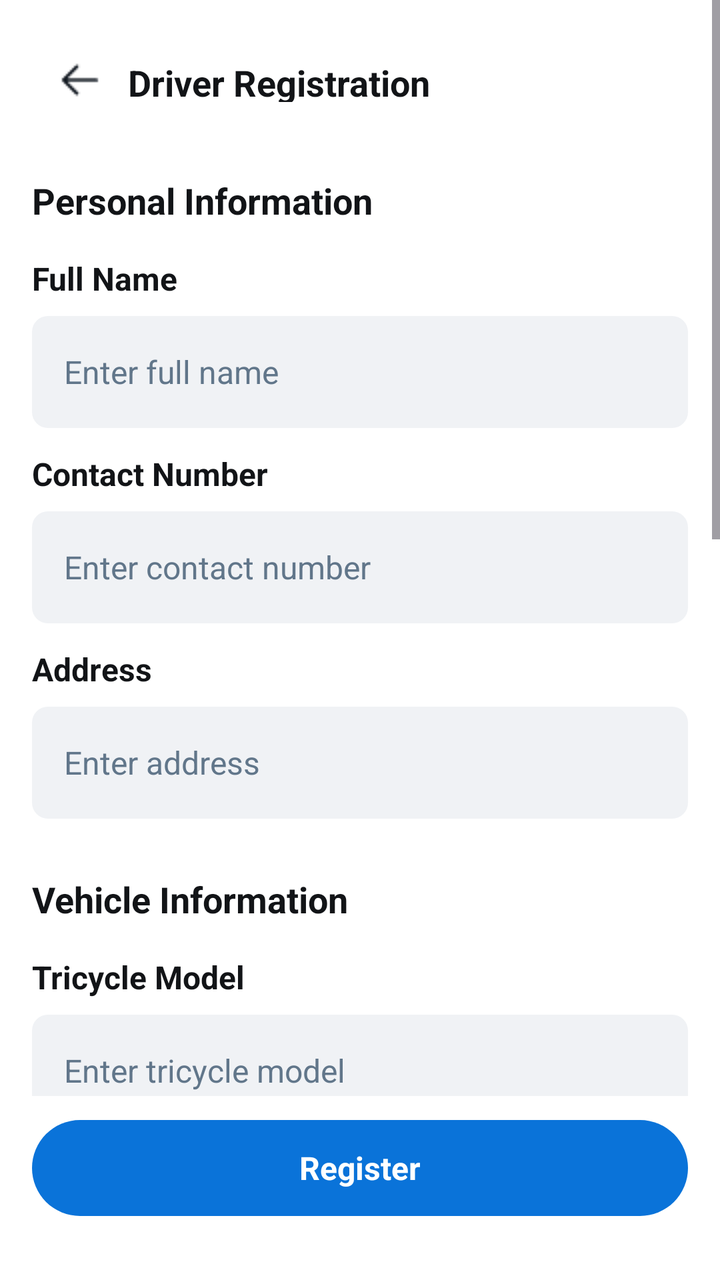
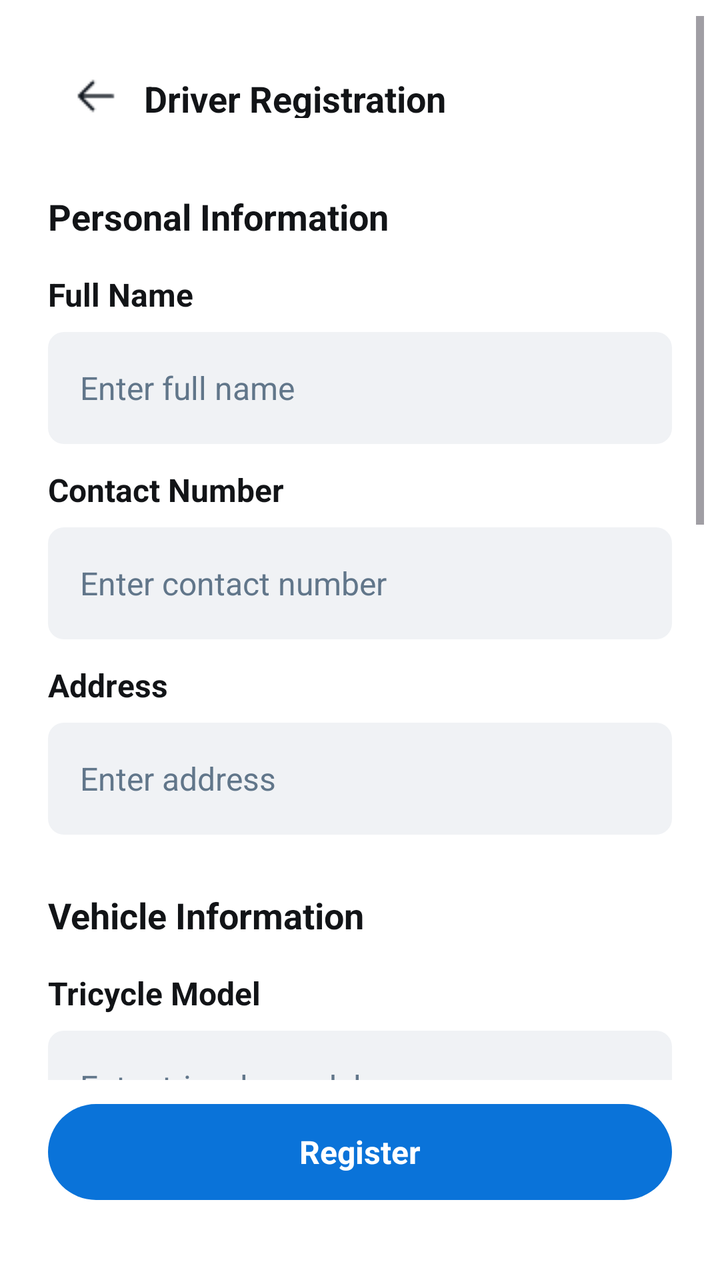

Two renders of the same Android screen: before a commit and after it. Below are the layout's source before the change and the commit's diff.
<!-- AndroidManifest.xml: application theme Theme.Tricycle_app -->
<!-- res/layout/signdriver.xml -->
<?xml version="1.0" encoding="utf-8"?>
<LinearLayout xmlns:android="http://schemas.android.com/apk/res/android"
    android:layout_width="match_parent"
    android:layout_height="match_parent"
    android:orientation="vertical"
    android:background="#FFFFFF">

    <ScrollView
        android:layout_width="match_parent"
        android:layout_height="0dp"
        android:layout_weight="1"
        android:fillViewport="true">

        <LinearLayout
            android:layout_width="match_parent"
            android:layout_height="wrap_content"
            android:orientation="vertical"
            android:paddingBottom="20dp">

            <LinearLayout
                android:layout_width="match_parent"
                android:layout_height="wrap_content"
                android:orientation="horizontal"
                android:gravity="center_vertical"
                android:paddingTop="16dp"
                android:paddingBottom="8dp"
                android:paddingStart="16dp"
                android:paddingEnd="16dp">

                <LinearLayout
                    android:id="@+id/btnBack"
                    android:layout_width="48dp"
                    android:layout_height="48dp"
                    android:gravity="center"
                    android:clickable="true"
                    android:focusable="true">

                    <View
                        android:layout_width="24dp"
                        android:layout_height="24dp"
                        android:background="@drawable/arrow" />
                </LinearLayout>

                <TextView
                    android:layout_width="wrap_content"
                    android:layout_height="22dp"
                    android:paddingEnd="48dp"
                    android:text="Driver Registration"
                    android:textColor="#121417"
                    android:textSize="18sp"
                    android:textStyle="bold" />
            </LinearLayout>

            <TextView
                android:layout_width="match_parent"
                android:layout_height="wrap_content"
                android:text="Personal Information"
                android:textSize="18sp"
                android:textStyle="bold"
                android:textColor="#121417"
                android:padding="16dp"/>

            <LinearLayout
                android:layout_width="match_parent"
                android:layout_height="wrap_content"
                android:orientation="vertical"
                android:paddingStart="16dp"
                android:paddingEnd="16dp"
                android:paddingBottom="12dp">

                <TextView
                    android:layout_width="wrap_content"
                    android:layout_height="wrap_content"
                    android:text="Full Name"
                    android:textSize="16sp"
                    android:textStyle="bold"
                    android:textColor="#121417"
                    android:paddingBottom="8dp"/>

                <EditText
                    android:layout_width="match_parent"
                    android:layout_height="56dp"
                    android:background="@drawable/bg_rounded_light_grey"
                    android:hint="Enter full name"
                    android:padding="16dp"
                    android:textSize="16sp"
                    android:textColorHint="#61768A"
                    android:textColor="#121417"
                    android:inputType="textPersonName"
                    android:maxLines="1"/>
            </LinearLayout>

            <LinearLayout
                android:layout_width="match_parent"
                android:layout_height="wrap_content"
                android:orientation="vertical"
                android:paddingStart="16dp"
                android:paddingEnd="16dp"
                android:paddingBottom="12dp">

                <TextView
                    android:layout_width="wrap_content"
                    android:layout_height="wrap_content"
                    android:text="Contact Number"
                    android:textSize="16sp"
                    android:textStyle="bold"
                    android:textColor="#121417"
                    android:paddingBottom="8dp"/>

                <EditText
                    android:layout_width="match_parent"
                    android:layout_height="56dp"
                    android:background="@drawable/bg_rounded_light_grey"
                    android:hint="Enter contact number"
                    android:padding="16dp"
                    android:textSize="16sp"
                    android:textColorHint="#61768A"
                    android:textColor="#121417"
                    android:inputType="phone"
                    android:maxLines="1"/>
            </LinearLayout>

            <LinearLayout
                android:layout_width="match_parent"
                android:layout_height="wrap_content"
                android:orientation="vertical"
                android:paddingStart="16dp"
                android:paddingEnd="16dp"
                android:paddingBottom="12dp">

                <TextView
                    android:layout_width="wrap_content"
                    android:layout_height="wrap_content"
                    android:text="Address"
                    android:textSize="16sp"
                    android:textStyle="bold"
                    android:textColor="#121417"
                    android:paddingBottom="8dp"/>

                <EditText
                    android:layout_width="match_parent"
                    android:layout_height="56dp"
                    android:background="@drawable/bg_rounded_light_grey"
                    android:hint="Enter address"
                    android:padding="16dp"
                    android:textSize="16sp"
                    android:textColorHint="#61768A"
                    android:textColor="#121417"
                    android:inputType="textPostalAddress"
                    android:maxLines="1"/>
            </LinearLayout>

            <TextView
                android:layout_width="match_parent"
                android:layout_height="wrap_content"
                android:text="Vehicle Information"
                android:textSize="18sp"
                android:textStyle="bold"
                android:textColor="#121417"
                android:padding="16dp"/>

            <LinearLayout
                android:layout_width="match_parent"
                android:layout_height="wrap_content"
                android:orientation="vertical"
                android:paddingStart="16dp"
                android:paddingEnd="16dp"
                android:paddingBottom="12dp">

                <TextView
                    android:layout_width="wrap_content"
                    android:layout_height="wrap_content"
                    android:text="Tricycle Model"
                    android:textSize="16sp"
                    android:textStyle="bold"
                    android:textColor="#121417"
                    android:paddingBottom="8dp"/>

                <EditText
                    android:layout_width="match_parent"
                    android:layout_height="56dp"
                    android:background="@drawable/bg_rounded_light_grey"
                    android:hint="Enter tricycle model"
                    android:padding="16dp"
                    android:textSize="16sp"
                    android:textColorHint="#61768A"
                    android:textColor="#121417"
                    android:inputType="text"
                    android:maxLines="1"/>
            </LinearLayout>

            <LinearLayout
                android:layout_width="match_parent"
                android:layout_height="wrap_content"
                android:orientation="vertical"
                android:paddingStart="16dp"
                android:paddingEnd="16dp"
                android:paddingBottom="12dp">

                <TextView
                    android:layout_width="wrap_content"
                    android:layout_height="wrap_content"
                    android:text="Plate Number"
                    android:textSize="16sp"
                    android:textStyle="bold"
                    android:textColor="#121417"
                    android:paddingBottom="8dp"/>

                <EditText
                    android:layout_width="match_parent"
                    android:layout_height="56dp"
                    android:background="@drawable/bg_rounded_light_grey"
                    android:hint="Enter plate number"
                    android:padding="16dp"
                    android:textSize="16sp"
                    android:textColorHint="#61768A"
                    android:textColor="#121417"
                    android:inputType="text"
                    android:maxLines="1"/>
            </LinearLayout>

            <TextView
                android:layout_width="match_parent"
                android:layout_height="wrap_content"
                android:text="Payment Method"
                android:textSize="18sp"
                android:textStyle="bold"
                android:textColor="#121417"
                android:padding="16dp"/>

            <LinearLayout
                android:layout_width="match_parent"
                android:layout_height="wrap_content"
                android:orientation="vertical"
                android:paddingStart="16dp"
                android:paddingEnd="16dp"
                android:paddingBottom="12dp">

                <TextView
                    android:layout_width="wrap_content"
                    android:layout_height="wrap_content"
                    android:text="Payment Method"
                    android:textSize="16sp"
                    android:textStyle="bold"
                    android:textColor="#121417"
                    android:paddingBottom="8dp"/>

                <LinearLayout
                    android:layout_width="match_parent"
                    android:layout_height="56dp"
                    android:background="@drawable/bg_rounded_light_grey"
                    android:gravity="center_vertical"
                    android:paddingStart="16dp">

                    <TextView
                        android:layout_width="match_parent"
                        android:layout_height="wrap_content"
                        android:text="Choose payment method"
                        android:textSize="16sp"
                        android:textColor="#121417"/>
                </LinearLayout>
            </LinearLayout>

            <LinearLayout
                android:layout_width="match_parent"
                android:layout_height="wrap_content"
                android:orientation="vertical"
                android:paddingStart="16dp"
                android:paddingEnd="16dp"
                android:paddingBottom="12dp">

                <TextView
                    android:layout_width="wrap_content"
                    android:layout_height="wrap_content"
                    android:text="Account Number"
                    android:textSize="16sp"
                    android:textStyle="bold"
                    android:textColor="#121417"
                    android:paddingBottom="8dp"/>

                <EditText
                    android:layout_width="match_parent"
                    android:layout_height="56dp"
                    android:background="@drawable/bg_rounded_light_grey"
                    android:hint="Enter account number"
                    android:padding="16dp"
                    android:textSize="16sp"
                    android:textColorHint="#61768A"
                    android:textColor="#121417"
                    android:inputType="number"
                    android:maxLines="1"/>
            </LinearLayout>

            <TextView
                android:layout_width="match_parent"
                android:layout_height="wrap_content"
                android:text="Document Uploads"
                android:textSize="18sp"
                android:textStyle="bold"
                android:textColor="#121417"
                android:padding="16dp"/>

            <LinearLayout
                android:layout_width="match_parent"
                android:layout_height="56dp"
                android:orientation="horizontal"
                android:gravity="center_vertical"
                android:paddingStart="16dp"
                android:paddingEnd="16dp">

                <TextView
                    android:layout_width="0dp"
                    android:layout_weight="1"
                    android:layout_height="wrap_content"
                    android:text="Upload Driver's License"
                    android:textSize="16sp"
                    android:textColor="#121417"/>

                <TextView
                    android:layout_width="84dp"
                    android:layout_height="32dp"
                    android:background="@drawable/bg_rounded_light_grey"
                    android:text="Upload"
                    android:textSize="14sp"
                    android:textStyle="bold"
                    android:gravity="center"
                    android:textColor="#121417"/>
            </LinearLayout>

            <LinearLayout
                android:layout_width="match_parent"
                android:layout_height="56dp"
                android:orientation="horizontal"
                android:gravity="center_vertical"
                android:paddingStart="16dp"
                android:paddingEnd="16dp">

                <TextView
                    android:layout_width="0dp"
                    android:layout_weight="1"
                    android:layout_height="wrap_content"
                    android:text="Upload Vehicle Registration"
                    android:textSize="16sp"
                    android:textColor="#121417"/>

                <TextView
                    android:layout_width="84dp"
                    android:layout_height="32dp"
                    android:background="@drawable/bg_rounded_light_grey"
                    android:text="Upload"
                    android:textSize="14sp"
                    android:textStyle="bold"
                    android:gravity="center"
                    android:textColor="#121417"/>
            </LinearLayout>

        </LinearLayout>
    </ScrollView>

    <LinearLayout
        android:layout_width="match_parent"
        android:layout_height="wrap_content"
        android:orientation="vertical"
        android:paddingStart="16dp"
        android:paddingEnd="16dp"
        android:paddingTop="12dp"
        android:paddingBottom="12dp">

        <TextView
            android:layout_width="match_parent"
            android:layout_height="48dp"
            android:background="@drawable/bg_pill_blue"
            android:text="Register"
            android:textColor="#FFFFFF"
            android:gravity="center"
            android:textStyle="bold"
            android:textSize="16sp"
            android:clickable="true"
            android:focusable="true"/>

        <View
            android:layout_width="match_parent"
            android:layout_height="20dp"
            android:background="#FFFFFF"/>
    </LinearLayout>

</LinearLayout>
<!-- resources referenced by this layout -->
<resources>
  <!-- drawable arrow: png bitmap (drawable, 284 bytes) -->
  <!-- drawable bg_pill_blue (drawable) -->
  <?xml version="1.0" encoding="utf-8"?>
  <shape xmlns:android="http://schemas.android.com/apk/res/android"
      android:shape="rectangle">
      <solid android:color="#0A73D9" /> <corners android:radius="100dp" /> </shape>
  <!-- drawable bg_rounded_light_grey (drawable) -->
  <?xml version="1.0" encoding="utf-8"?>
  <shape xmlns:android="http://schemas.android.com/apk/res/android"
      android:shape="rectangle">
      <solid android:color="#F0F2F5" />
      <corners android:radius="8dp" />
  </shape>
  <style name="Theme.Tricycle_app" parent="Base.Theme.Tricycle_app" />
  <style name="Base.Theme.Tricycle_app" parent="Theme.Material3.DayNight.NoActionBar">
          
          
      </style>
</resources>

<!-- the commit's change to res/layout/signdriver.xml (unified diff, before → after) -->
@@ -3,7 +3,8 @@
     android:layout_width="match_parent"
     android:layout_height="match_parent"
     android:orientation="vertical"
-    android:background="#FFFFFF">
+    android:background="#FFFFFF"
+    android:padding="8dp">
 
     <ScrollView
         android:layout_width="match_parent"
